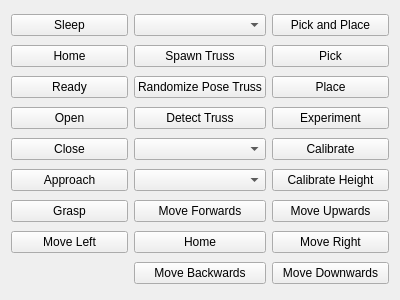
Before: the Qt Designer form rqt_user_interface/resource/flex_grasp.ui in LuukvandenBent/LearningApproachToRoboticGraspingOfVineTomatoes, drawn with Qt 5.
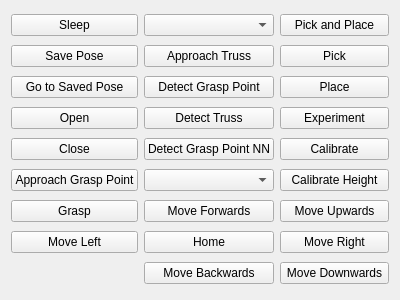
After: the same form once the commit is applied.

Commit message: more action buttons

```diff
--- a/rqt_user_interface/resource/flex_grasp.ui
+++ b/rqt_user_interface/resource/flex_grasp.ui
@@ -26,7 +26,7 @@
    <item row="1" column="0">
     <widget class="QPushButton" name="HomeButton">
      <property name="text">
-      <string>Home</string>
+      <string>Save Pose</string>
      </property>
     </widget>
    </item>
@@ -34,7 +34,7 @@
    <item row="2" column="0">
     <widget class="QPushButton" name="ReadyButton">
      <property name="text">
-      <string>Ready</string>
+      <string>Go to Saved Pose</string>
      </property>
     </widget>
    </item>
@@ -58,7 +58,7 @@
    <item row="5" column="0">
     <widget class="QPushButton" name="ApproachButton">
      <property name="text">
-      <string>Approach</string>
+      <string>Approach Grasp Point</string>
      </property>
     </widget>
    </item>
@@ -104,14 +104,14 @@
    </item>
 
    <item row="0" column="1">
-    <widget class="QComboBox" name="SelectSpawnTypeButton">
+    <widget class="QComboBox" name="ExperimentNameButton">
     </widget>
    </item>
 
    <item row="1" column="1">
     <widget class="QPushButton" name="SpawnTrussButton">
      <property name="text">
-      <string>Spawn Truss</string>
+      <string>Approach Truss</string>
      </property>
     </widget>
    </item>
@@ -119,7 +119,7 @@
   <item row="2" column="1">
     <widget class="QPushButton" name="SetPoseTrussButton">
      <property name="text">
-      <string>Randomize Pose Truss</string>
+      <string>Detect Grasp Point</string>
      </property>
     </widget>
    </item>
@@ -134,7 +134,10 @@
 
 
    <item row="4" column="1">
-    <widget class="QComboBox" name="ExperimentNameButton">
+    <widget class="QPushButton" name="DetectGraspPointNNButton">
+     <property name="text">
+      <string>Detect Grasp Point NN</string>
+     </property>
     </widget>
    </item>
 
```
Left out of the diff: 12 changed lines with no effect on the pictures. The commit also changes 1 other file.
